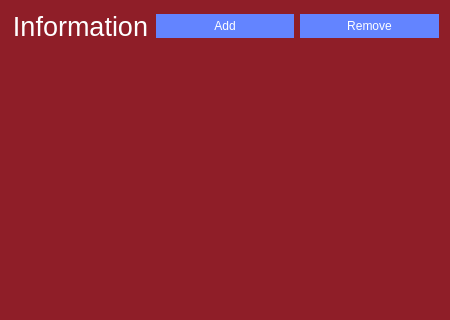
This is bookdescription.ui in Dumm7/Amazon_Top_Books as Qt 5 draws it before an edit; both pictures show x 0 to 450 and y 0 to 320 of the 450 by 640 pixel window. The edited form follows.
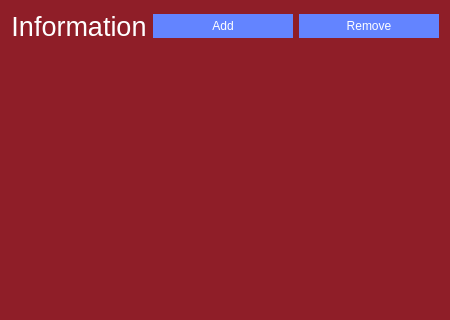
This is the edited form. Icons and pictures are not drawn.

Commit message: The example, that the program is capable of showing pictures and descriptions of chjosen books and also a demonstration, that the placement was fixed

The edit to the form file:
```diff
--- a/bookdescription.ui
+++ b/bookdescription.ui
@@ -945,6 +945,12 @@
   <layout class="QGridLayout" name="gridLayout">
    <item row="0" column="0">
     <widget class="QLabel" name="label">
+     <property name="sizePolicy">
+      <sizepolicy hsizetype="Maximum" vsizetype="Maximum">
+       <horstretch>0</horstretch>
+       <verstretch>0</verstretch>
+      </sizepolicy>
+     </property>
      <property name="font">
       <font>
        <pointsize>20</pointsize>
```
